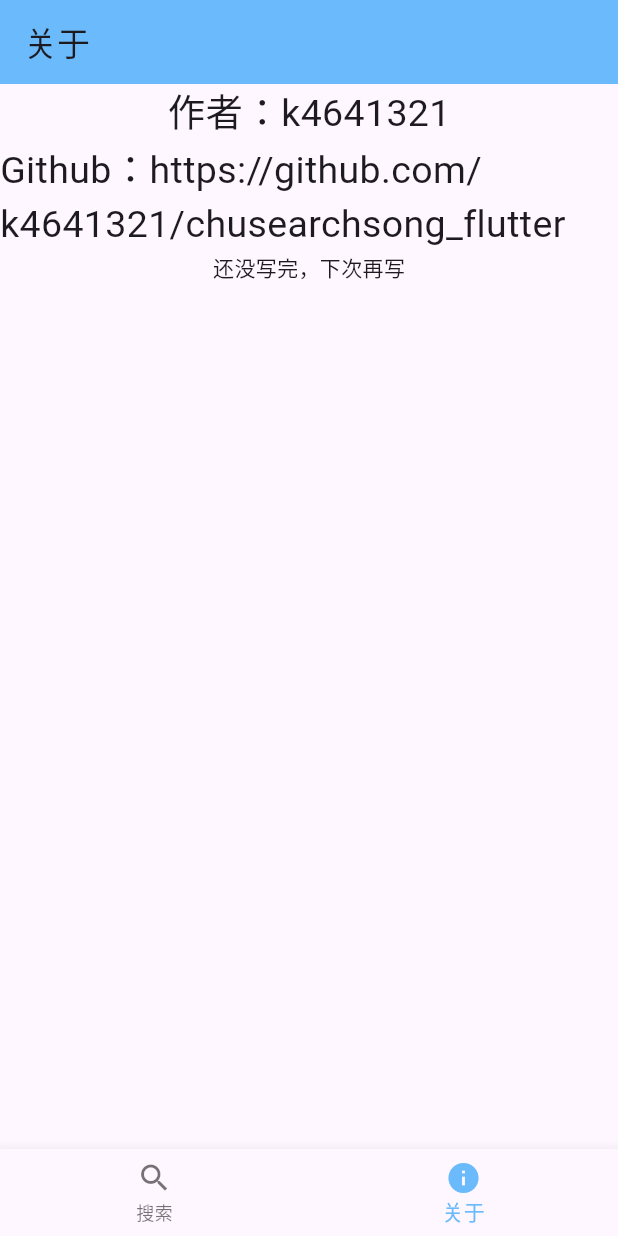
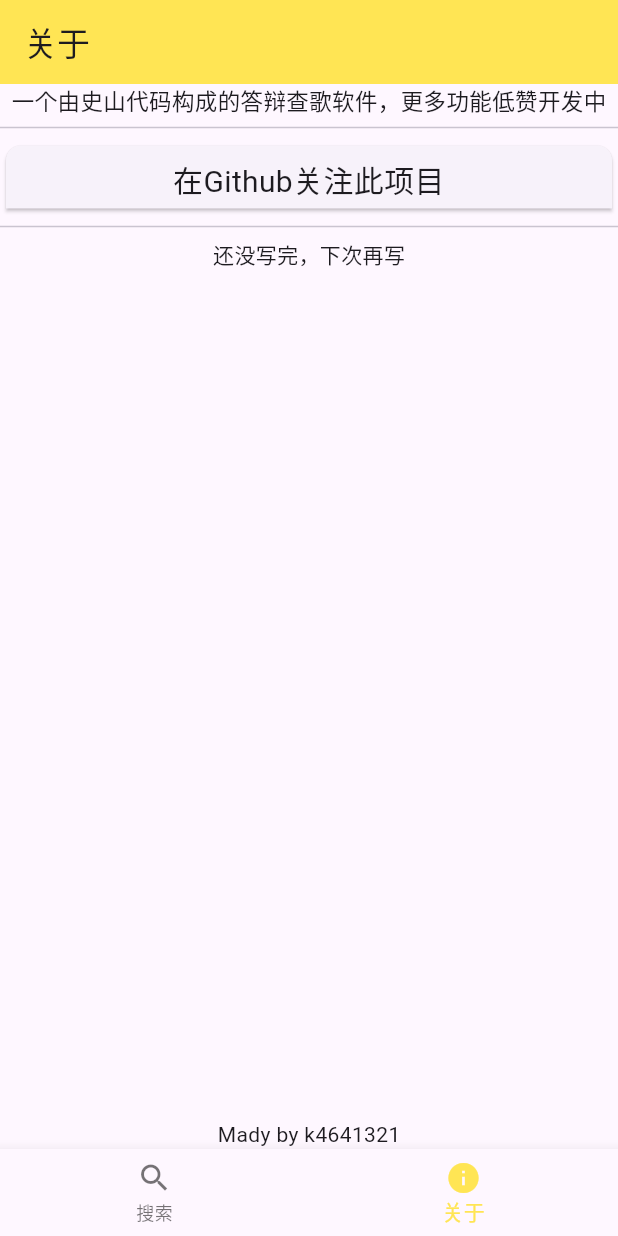
Before and after one commit to k4641321/chusearchsong_flutter, a Flutter app: the screen it shows after launch, item 2 of the bottom bar chosen, on a phone screen of 412 x 824 dp. Run offline on Flutter 3.47's test engine with Material 3 defaults, Android fonts, the light colour scheme and no system bars.

Commit message:
完成了和初代差不多的功能了 	modified:   README.md 	modified:   android/app/build.gradle.kts 	deleted:    lib/infopage.dart 	modified:   lib/main.dart 	renamed:    lib/favoritepage.dart -> lib/pages/favoritepage.dart 	new file:   lib/pages/infopage.dart 	renamed:    lib/searchpage.dart -> lib/pages/searchpage.dart 	new file:   lib/pages/songinfopage.dart 	renamed:    lib/list.dart -> lib/tools/list.dart 	new file:   lib/tools/request.dart 	renamed:    lib/search.dart -> lib/tools/search.dart 	modified:   linux/flutter/generated_plugin_registrant.cc 	modified:   linux/flutter/generated_plugins.cmake 	modified:   macos/Flutter/GeneratedPluginRegistrant.swift 	modified:   pubspec.lock 	modified:   pubspec.yaml 	modified:   windows/flutter/generated_plugin_registrant.cc 	modified:   windows/flutter/generated_plugins.cmake

```diff
--- a/lib/infopage.dart
+++ /dev/null
@@ -1,21 +0,0 @@
-import 'package:flutter/material.dart';
-
-class Info extends StatelessWidget {
-  const Info({super.key});
-
-  @override
-  Widget build(BuildContext context) {
-    return Center(
-      child: Column(
-        children: [
-          Text('作者：k4641321', style: TextStyle(fontSize: 25)),
-          Text(
-            'Github：https://github.com/k4641321/chusearchsong_flutter',
-            style: TextStyle(fontSize: 25),
-          ),
-          Text('还没写完，下次再写'),
-        ],
-      ),
-    );
-  }
-}
--- a/lib/main.dart
+++ b/lib/main.dart
@@ -1,6 +1,6 @@
 import 'package:flutter/material.dart';
-import 'infopage.dart';
-import 'searchpage.dart';
+import 'pages/infopage.dart';
+import 'pages/searchpage.dart';
 
 void main() {
   runApp(const MyApp());
@@ -33,7 +33,7 @@
     return Scaffold(
       appBar: AppBar(
         title: Text(title),
-        backgroundColor: const Color.fromARGB(255, 106, 186, 252),
+        backgroundColor: const Color.fromARGB(255, 255, 229, 84),
       ),
       body: _pages[_currentIndex],
       bottomNavigationBar: BottomNavigationBar(
@@ -48,7 +48,7 @@
             }
           });
         },
-        fixedColor: const Color.fromARGB(255, 106, 186, 252),
+        fixedColor: const Color.fromARGB(255, 255, 229, 84),
         items: [
           BottomNavigationBarItem(icon: Icon(Icons.search), label: '搜索'),
           BottomNavigationBarItem(icon: Icon(Icons.info), label: '关于'),
--- /dev/null
+++ b/lib/pages/infopage.dart
@@ -0,0 +1,68 @@
+import 'package:flutter/material.dart';
+import 'package:url_launcher/url_launcher.dart';
+
+class Info extends StatelessWidget {
+  const Info({super.key});
+
+  Future<void> _launchUrl() async {
+    final githuburl = Uri.parse(
+      'https://github.com/k4641321/chusearchsong_flutter',
+    );
+    if (!await launchUrl(githuburl)) {
+      throw Exception('Could not launch $githuburl');
+    }
+  }
+
+  @override
+  Widget build(BuildContext context) {
+    return Center(
+      child: Column(
+        mainAxisAlignment: MainAxisAlignment.spaceBetween,
+        children: [
+          Column(
+            children: [
+              Text(
+                '一个由史山代码构成的答辩查歌软件，更多功能低赞开发中',
+                style: TextStyle(fontSize: 15),
+              ),
+              const Divider(),
+              SizedBox(
+                width: double.infinity,
+                height: 50,
+                child: InkWell(
+                  customBorder: RoundedRectangleBorder(
+                    borderRadius: BorderRadius.only(
+                      topLeft: Radius.circular(10.0),
+                      topRight: Radius.circular(10.0),
+                    ),
+                  ),
+                  onTap: _launchUrl,
+                  child: Card(
+                    shape: RoundedRectangleBorder(
+                      borderRadius: BorderRadius.only(
+                        topLeft: Radius.circular(10.0),
+                        topRight: Radius.circular(10.0),
+                      ),
+                    ),
+                    child: Padding(
+                      padding: const EdgeInsets.all(8.0),
+                      child: Text(
+                        '在Github关注此项目',
+                        textAlign: TextAlign.center,
+                        style: TextStyle(fontSize: 20),
+                      ),
+                    ),
+                  ),
+                ),
+              ),
+
+              const Divider(),
+              Text('还没写完，下次再写'),
+            ],
+          ),
+          Text('Mady by k4641321'),
+        ],
+      ),
+    );
+  }
+}
--- a/lib/searchpage.dart
+++ b/lib/pages/searchpage.dart
@@ -1,6 +1,6 @@
 import 'package:flutter/material.dart';
-import 'list.dart';
-import 'search.dart';
+import '../tools/list.dart';
+import '../tools/search.dart';
 
 class SearchPage extends StatefulWidget {
   const SearchPage({super.key});
@@ -46,6 +46,7 @@
         version,
         difficultyDown,
         difficultyUp,
+        context,
       );
 
       // 更新状态
--- a/pubspec.yaml
+++ b/pubspec.yaml
@@ -1,5 +1,5 @@
 name: chusearchsong_flutter
-description: "A new Flutter project."
+description: "我去，是chusearchsong转世成flutter框架，除了基本查歌，还有曲绘预览，谱面信息."
 # The following line prevents the package from being accidentally published to
 # pub.dev using `flutter pub publish`. This is preferred for private packages.
 publish_to: 'none' # Remove this line if you wish to publish to pub.dev
@@ -16,7 +16,7 @@
 # https://developer.apple.com/library/archive/documentation/General/Reference/InfoPlistKeyReference/Articles/CoreFoundationKeys.html
 # In Windows, build-name is used as the major, minor, and patch parts
 # of the product and file versions while build-number is used as the build suffix.
-version: 0.0.1
+version: 0.2.0
 
 environment:
   sdk: ^3.11.1
@@ -34,6 +34,8 @@
   # The following adds the Cupertino Icons font to your application.
   # Use with the CupertinoIcons class for iOS style icons.
   cupertino_icons: ^1.0.8
+  url_launcher: ^6.3.2
+  http: ^1.6.0
 
 dev_dependencies:
   flutter_test:
```
Also changed, not shown: lib/pages/songinfopage.dart (added, +87 -0 lines), lib/tools/request.dart (added, +107 -0 lines), lib/tools/search.dart (renamed from lib/search.dart, +41 -11 lines), lib/pages/favoritepage.dart (added), lib/tools/list.dart (renamed from lib/list.dart), pubspec.lock, 7 other files.
